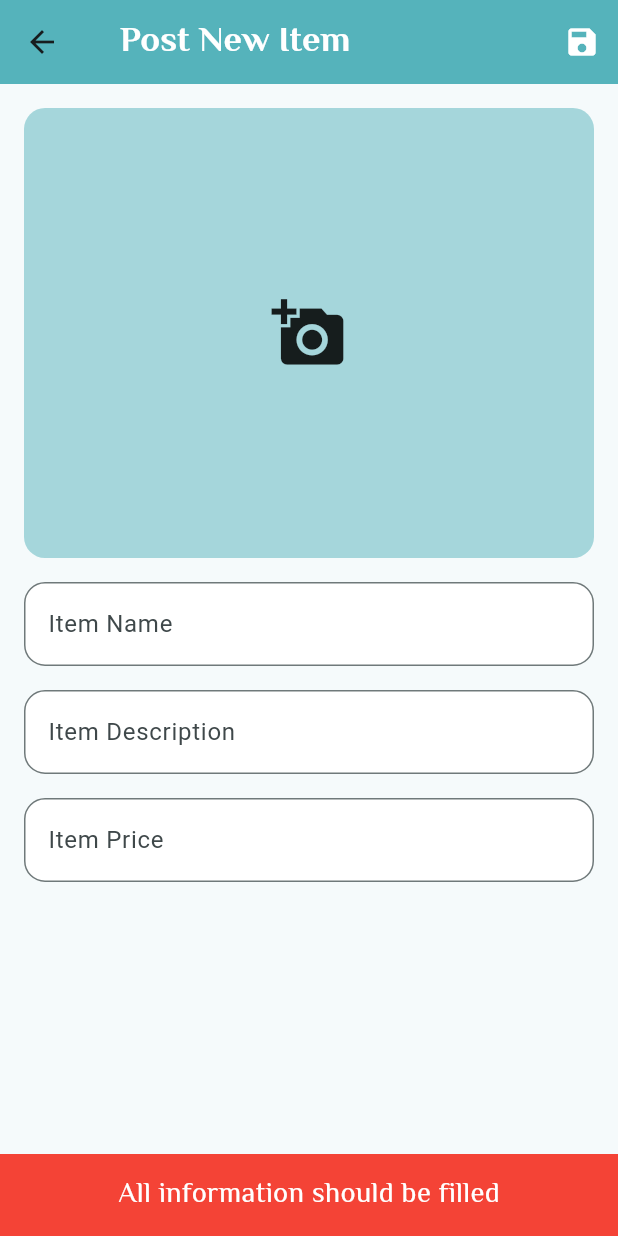
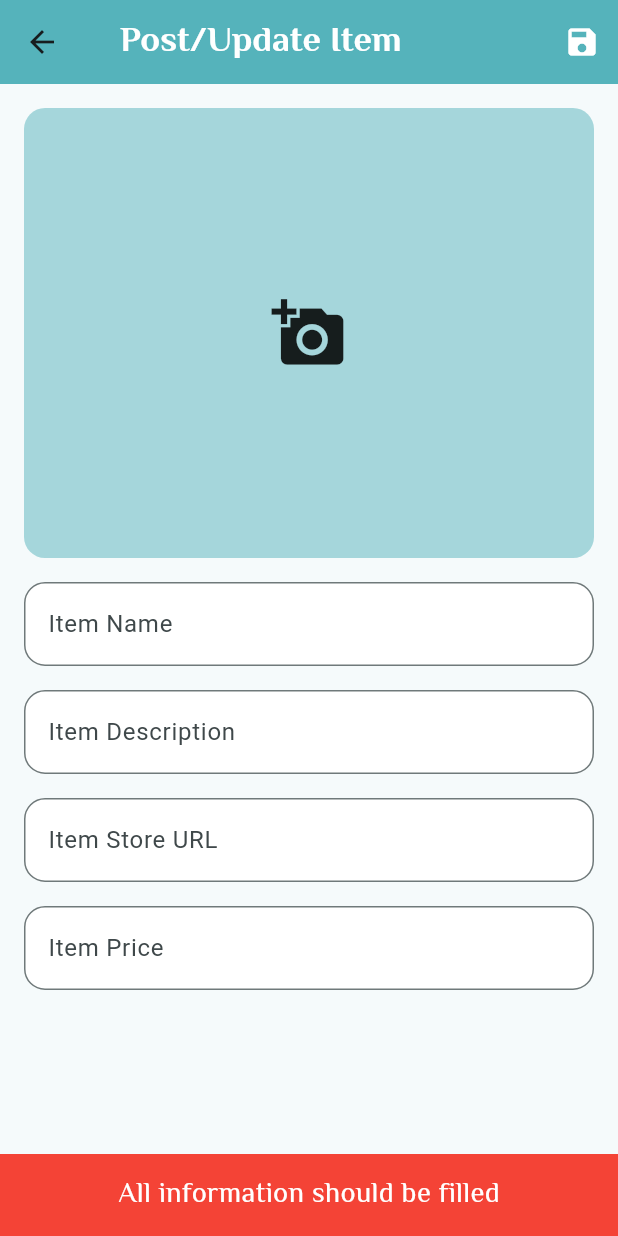
Before and after one commit to ossama0808/Deal-Buddy-App, a Flutter app: the PostItem screen opened directly with empty values, after a tap on the "save" icon, on a phone screen of 412 x 824 dp. Run offline on Flutter 3.47's test engine with Material 3 defaults, Android fonts, the phone set to English and light mode, and no system bars; our stand-ins replace cloud_firestore, firebase_auth, firebase_core, firebase_storage, google_fonts, image_picker and 1 more; accounts and stored records are empty.

Commit message:
Add the ability to update and delete an item

```diff
--- a/lib/Pages/SellerPages/Alltems.dart
+++ b/lib/Pages/SellerPages/Alltems.dart
@@ -56,7 +56,25 @@ class _AllItemsState extends State<AllItems> {
               itemBuilder: (BuildContext context, int index) {
                 var item = snapshot.data!.docs[index];
                 // Customize card design here
-                return Card(
+                return GestureDetector(
+                  onTap: (){
+                    Navigator.of(context).push(CupertinoPageRoute(
+                      builder: (BuildContext context) => PostItem(
+                        userData: widget.userData,
+                        updateItemDoc: snapshot.data!.docs[index] as DocumentSnapshot<Map<String, dynamic>>?,
+                      ),
+                    ));
+                  },
+                  onLongPress: (){
+                    final deleteDoc=snapshot.data!.docs[index] as DocumentSnapshot<Map<String, dynamic>>?;
+                    deleteDoc?.reference.delete();
+                    ScaffoldMessenger.of(context).showSnackBar(SnackBar(
+                      duration: Duration(seconds: 3),
+                      backgroundColor: Colors.green,
+                      content: Center(child: Text('Item deleted successfully',style: GoogleFonts.elMessiri(color: Colors.white,fontSize: 19,))),
+                    ));
+                  },
+                  child: Card(
                     elevation: 3,
                     margin: EdgeInsets.symmetric(vertical: 8, horizontal: 16),
                     child: ListTile(
@@ -87,6 +105,7 @@ class _AllItemsState extends State<AllItems> {
                         ),
                       ),
                     ),
+                  ),
                 );
               },
             );
--- a/lib/Pages/SellerPages/PostItem.dart
+++ b/lib/Pages/SellerPages/PostItem.dart
@@ -8,8 +8,9 @@ import 'package:google_fonts/google_fonts.dart';
 import 'package:image_picker/image_picker.dart';
 
 class PostItem extends StatefulWidget {
-  const PostItem({required this.userData});
+  const PostItem({required this.userData, this.updateItemDoc});
   final DocumentSnapshot<Map<String, dynamic>> userData;
+  final DocumentSnapshot<Map<String, dynamic>> ? updateItemDoc;
 
   @override
   State<PostItem> createState() => _PostItemState();
@@ -17,9 +18,22 @@ class PostItem extends StatefulWidget {
 
 class _PostItemState extends State<PostItem> {
   final TextEditingController _itemNameController = TextEditingController();
+  final TextEditingController _itemStoreURLController = TextEditingController();
   final TextEditingController _itemDescriptionController = TextEditingController();
   final TextEditingController _itemPriceController = TextEditingController();
   File? _itemImage;
+
+  @override
+  void initState() {
+    super.initState();
+    if (widget.updateItemDoc != null) {
+      final data = widget.updateItemDoc!.data();
+      _itemNameController.text = data?['ItemName'] ?? '';
+      _itemDescriptionController.text = data?['ItemDescription'] ?? '';
+      _itemStoreURLController.text = data?['ItemStoreURL'] ?? '';
+      _itemPriceController.text = data?['ItemPrice'].toString() ?? '';
+    }
+  }
 
   Future<void> _getImageFromGallery() async {
     final pickedFile = await ImagePicker().pickImage(source: ImageSource.gallery);
@@ -54,9 +68,11 @@ class _PostItemState extends State<PostItem> {
   Future<void> _saveNewItem() async {
     final itemName = _itemNameController.text;
     final itemDescription = _itemDescriptionController.text;
+    final itemStoreURL = _itemStoreURLController.text;
     final itemPrice = double.tryParse(_itemPriceController.text) ?? 0.0;
+    final imageUrl;
 
-    if (itemName.isEmpty || itemDescription.isEmpty || itemPrice <= 0.0 || _itemImage == null) {
+    if (itemName.isEmpty || itemDescription.isEmpty || itemPrice <= 0.0 || itemStoreURL.isEmpty) {
       ScaffoldMessenger.of(context).showSnackBar(SnackBar(
         duration: Duration(seconds: 3),
         backgroundColor: Colors.red,
@@ -65,7 +81,10 @@ class _PostItemState extends State<PostItem> {
       return;
     }
 
-    final imageUrl = await _uploadImageToStorage();
+    if (widget.updateItemDoc !=null){
+     imageUrl=widget.updateItemDoc!['ItemImageUrl'];
+    } else {
+      imageUrl = await _uploadImageToStorage();
       if (imageUrl == null) {
         ScaffoldMessenger.of(context).showSnackBar(SnackBar(
           duration: Duration(seconds: 3),
@@ -74,15 +93,28 @@ class _PostItemState extends State<PostItem> {
         ));
         return;
       }
+    }
 
     try {
+      if (widget.updateItemDoc != null) {
+        // Update existing item
+        await widget.updateItemDoc!.reference.update({
+          'ItemName': itemName,
+          'ItemDescription': itemDescription,
+          'ItemPrice': itemPrice,
+          'ItemStoreURL': itemStoreURL,
+        });
+      } else {
+        // Add new item
         await FirebaseFirestore.instance.collection('Items').add({
           'ItemName': itemName,
           'ItemDescription': itemDescription,
           'ItemPrice': itemPrice,
           'ItemImageUrl': imageUrl,
-        'SellerUID':widget.userData.id,
+          'ItemStoreURL': itemStoreURL,
+          'SellerUID': widget.userData.id,
         });
+      }
       ScaffoldMessenger.of(context).showSnackBar(SnackBar(
         duration: Duration(seconds: 3),
         backgroundColor: Colors.green,
@@ -110,7 +142,7 @@ class _PostItemState extends State<PostItem> {
             crossAxisAlignment: CrossAxisAlignment.start,
             children: [
               Text(
-                'Post New Item',
+                'Post/Update Item',
                 style: GoogleFonts.elMessiri(fontSize: 24, fontWeight: FontWeight.bold,color: Colors.white),
               ),
             ],
@@ -134,7 +166,17 @@ class _PostItemState extends State<PostItem> {
               padding: const EdgeInsets.all(8.0),
               child: GestureDetector(
                 onTap: _getImageFromGallery,
-                child: _itemImage != null ? Image.file(_itemImage!, height: 300, width: double.infinity, fit: BoxFit.contain) : Container(
+                child: widget.updateItemDoc != null && _itemImage == null ? Image.network(
+                  widget.updateItemDoc!['ItemImageUrl'],
+                  height: 300,
+                  width: double.infinity,
+                  fit: BoxFit.contain,
+                ) : _itemImage != null ? Image.file(
+                  _itemImage!,
+                  height: 300,
+                  width: double.infinity,
+                  fit: BoxFit.contain,
+                ) : Container(
                   height: 300,
                   width: double.infinity,
                   decoration: BoxDecoration(
@@ -201,6 +243,30 @@ class _PostItemState extends State<PostItem> {
                   borderRadius: BorderRadius.circular(14),
                 ),
                 child: TextFormField(
+                  controller: _itemStoreURLController,
+                  keyboardType: TextInputType.url,
+                  decoration: InputDecoration(
+                    fillColor: Color(0xff55b3bb),
+                    focusColor: Color(0xff55b3bb),
+                    border: OutlineInputBorder(borderSide: BorderSide(color: Color(0xff55b3bb), style: BorderStyle.solid), borderRadius: BorderRadius.circular(14)),
+                    labelStyle: GoogleFonts.elMessiri(
+                      color: Color(0xff55b3bb),
+                      fontSize: 17,
+                    ),
+                    hintText: 'Item Store URL',
+                  ),
+                  cursorColor: Color(0xff55b3bb),
+                ),
+              ),
+            ),
+            Padding(
+              padding: const EdgeInsets.all(8.0),
+              child: Container(
+                decoration: BoxDecoration(
+                  color: Colors.white,
+                  borderRadius: BorderRadius.circular(14),
+                ),
+                child: TextFormField(
                   controller: _itemPriceController,
                   keyboardType: TextInputType.numberWithOptions(decimal: true),
                   decoration: InputDecoration(
```
Lines whose indentation alone changed are shown as unchanged.
